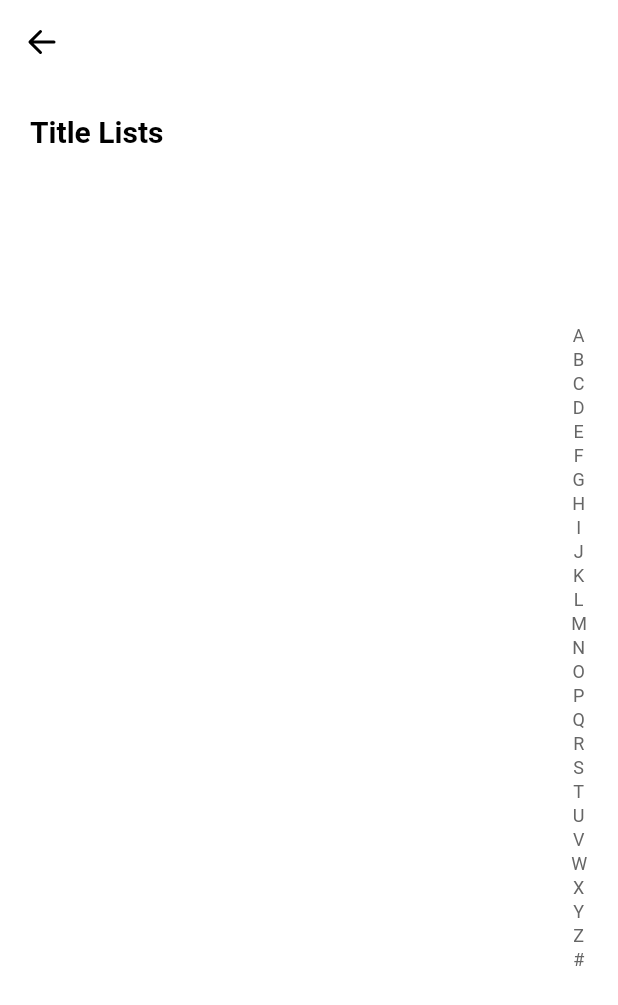
After one commit to kztJames01/bookstore, a Flutter app: the Category screen opened directly, on a phone screen of 412 x 824 dp. The commit adds this screen. Shown: the top 1005 px of the screen. Run offline on Flutter 3.47's test engine with Material 2 defaults, Android fonts, the phone set to English and light mode, and no system bars; drawn by our look-alikes of azlistview; our stand-ins replace bloc, fluentui_system_icons, flutter_advanced_drawer, flutter_bloc, rflutter_alert, sqflite; accounts and stored records are empty.

Commit message:
Note list working

```diff
--- /dev/null
+++ b/lib/category.dart
@@ -0,0 +1,149 @@
+import 'package:azlistview/azlistview.dart';
+import 'package:bookstore/books.dart';
+import 'package:bookstore/database_handler.dart';
+import 'package:fluentui_system_icons/fluentui_system_icons.dart';
+import 'package:flutter/material.dart';
+
+
+
+class _AZitem extends ISuspensionBean {
+  String title;
+  String tag;
+
+  _AZitem({required this.tag, required this.title});
+
+  @override
+  String getSuspensionTag() => tag;
+}
+
+class Category extends StatefulWidget {
+  const Category({super.key});
+
+  @override
+  State<Category> createState() => _CategoryState();
+}
+
+class _CategoryState extends State<Category> {
+  List<_AZitem> dataItems = [];
+  DatabaseHandler _handler = DatabaseHandler();
+  Future<List<Book>> futureListToList() async {
+    var list = await _handler.selectAllbooks();
+
+    return list;
+  }
+
+  @override
+  void initState() {
+    callMethod();
+    // TODO: implement initState
+    super.initState();
+  }
+
+  void callMethod() async {
+    _initList(await futureListToList());
+  }
+
+  _initList(List<Book> items) async {
+    dataItems = await items
+        .map((item) =>
+            _AZitem(tag: item.noteTitle[0].toUpperCase(), title: item.noteTitle))
+        .toList();
+    SuspensionUtil.sortListBySuspensionTag(dataItems);
+  }
+
+  @override
+  Widget build(BuildContext context) {
+    var size = MediaQuery.of(context).size;
+
+    Widget content(String noteTitle, String category) {
+      return ListTileTheme(
+        contentPadding: EdgeInsets.all(10),
+        tileColor: Colors.white,
+        shape: RoundedRectangleBorder(borderRadius: BorderRadius.circular(20)),
+        child: Column(
+          children: [
+            ListTile(
+              title: Text(
+                noteTitle,
+                style: TextStyle(
+                    color: Colors.black,
+                    fontSize: 20,
+                    fontWeight: FontWeight.bold),
+              ),
+              subtitle: Text(
+                category,
+                style: TextStyle(
+                    color: Colors.black,
+                    fontSize: 14,
+                    fontWeight: FontWeight.bold),
+              ),
+            ),
+            SizedBox(
+              height: 10,
+            )
+          ],
+        ),
+      );
+    }
+
+    return Scaffold(
+      appBar: AppBar(
+          backgroundColor: Colors.white,
+          elevation: 0,
+          leading: IconButton(
+            onPressed: () {
+              Navigator.of(context).pop();
+            },
+            icon: Icon(
+              FluentIcons.arrow_left_28_filled,
+              color: Colors.black,
+            ),
+          )),
+      body: Container(
+        color: Colors.white,
+        width: size.width,
+        height: size.height,
+        padding: EdgeInsets.all(20),
+        child: Column(
+            mainAxisAlignment: MainAxisAlignment.start,
+            crossAxisAlignment: CrossAxisAlignment.start,
+            children: [
+              Text(
+                "Title Lists",
+                style: TextStyle(
+                    color: Colors.black,
+                    fontSize: 20,
+                    fontWeight: FontWeight.bold),
+              ),
+              SizedBox(
+                height: 24,
+              ),
+              FutureBuilder(
+                  future: _handler.selectAllbooks(),
+                  builder: ((context, snapshot) {
+                    return Container(
+                      width: size.width * 0.9,
+                      height: size.height * 0.75,
+                      child: AzListView(
+                        indexBarOptions: IndexBarOptions(
+                            selectTextStyle: TextStyle(
+                                color: Colors.greenAccent, fontSize: 12),
+                            downTextStyle:
+                                TextStyle(color: Colors.black, fontSize: 12),
+                            color: Colors.white),
+                        indexBarWidth: 10,
+                        padding: EdgeInsets.all(10),
+                        data: dataItems,
+                        itemCount: dataItems.length,
+                        itemBuilder: (context, index) {
+                          return content(
+                              dataItems[index].title, dataItems[index].tag);
+                        },
+                      ),
+                    );
+                  }))
+            ]),
+      ),
+    );
+  }
+}
--- a/lib/database_handler.dart
+++ b/lib/database_handler.dart
@@ -1,3 +1,4 @@
+import 'package:azlistview/azlistview.dart';
 import 'package:path/path.dart';
 import 'package:sqflite/sqflite.dart';
 
@@ -12,7 +13,6 @@ class DatabaseHandler {
   String COLUMN_NOTE = 'note';
   late Database _database;
   late DatabaseHandler handler;
-
 
   Future<Database> initdatabase() async {
     String dir = await getDatabasesPath();
@@ -51,6 +51,7 @@ class DatabaseHandler {
     return allbooks;
   }
 
+
   Future<List<Book>> selectSpecific(String book) async {
     await initdatabase();
     var result = await _database
--- a/lib/notepage.dart
+++ b/lib/notepage.dart
@@ -37,6 +37,7 @@ class _notePageState extends State<notePage> {
   Widget _editText(bool isEditable, String note) {
     return isEditable
         ? Column(
+            mainAxisAlignment: MainAxisAlignment.start,
             children: [
               TextFormField(
                 decoration: InputDecoration(
@@ -48,7 +49,7 @@ class _notePageState extends State<notePage> {
                 },
                 controller: _controller,
                 keyboardType: TextInputType.multiline,
-                maxLines: 22,
+                maxLines: 20,
                 maxLength: 2000,
                 style: TextStyle(
                     letterSpacing: 1.15,
```
Also changed, not shown: lib/main.dart (+19 -11 lines), pubspec.yaml (+10 -12 lines), pubspec.lock.
